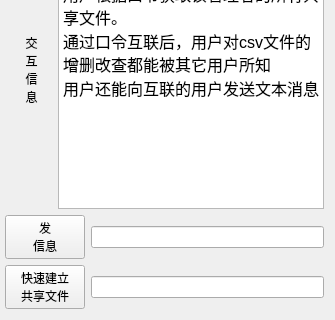
Above: onlinedoc/ui/SharedView.ui from 3548848289/SmartDesk before the change; both pictures show x 0 to 335 and y 194 to 514 of the 335 by 514 pixel window. Below: the same form after it.
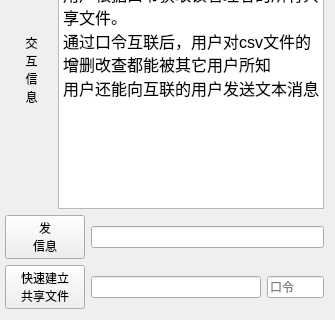
That is the form after the change.

The edit to the form file:
```diff
--- a/onlinedoc/ui/SharedView.ui
+++ b/onlinedoc/ui/SharedView.ui
@@ -134,7 +134,7 @@
     </layout>
    </item>
    <item row="4" column="0">
-    <layout class="QHBoxLayout" name="horizontalLayout">
+    <layout class="QHBoxLayout" name="horizontalLayout" stretch="1,3,1">
      <item>
       <widget class="QPushButton" name="buildBtn">
        <property name="text">
@@ -150,6 +150,16 @@
        </property>
       </widget>
      </item>
+     <item>
+      <widget class="QLineEdit" name="createEdit">
+       <property name="inputMask">
+        <string/>
+       </property>
+       <property name="placeholderText">
+        <string>口令</string>
+       </property>
+      </widget>
+     </item>
     </layout>
    </item>
   </layout>
```
